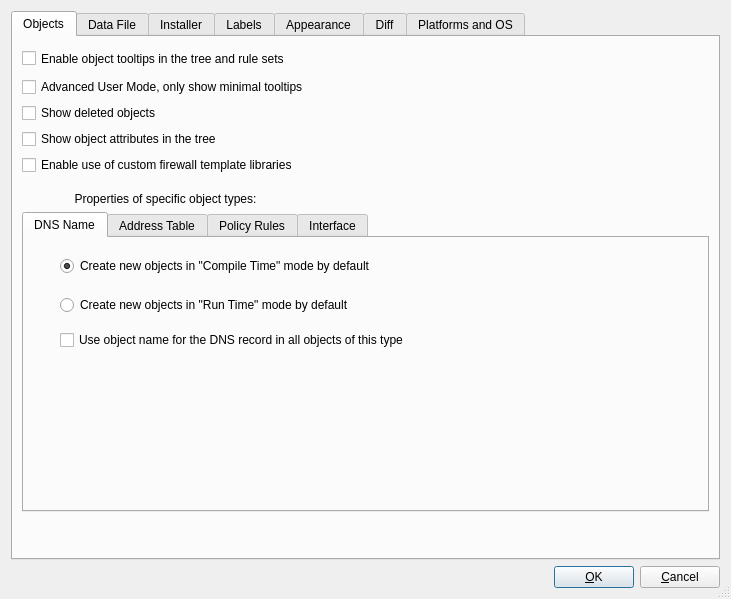
Above: src/firewallfabrik/gui/ui/prefsdialog_q.ui from Linuxfabrik/firewallfabrik before the change. Below: the same form after it.
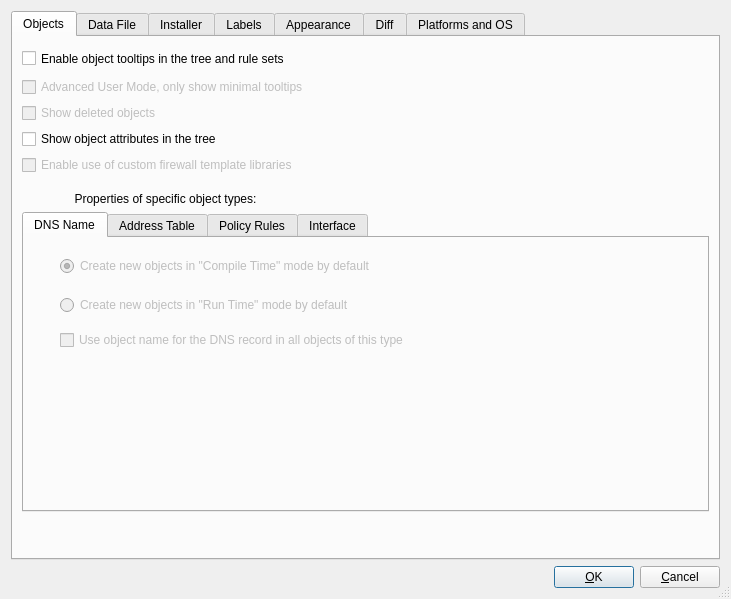
That is the form after the change. Icons and pictures are not drawn.

Diff of the .ui file:
```diff
--- a/src/firewallfabrik/gui/ui/prefsdialog_q.ui
+++ b/src/firewallfabrik/gui/ui/prefsdialog_q.ui
@@ -81,6 +81,9 @@
       <layout class="QGridLayout" name="prefs_gridLayout_2">
        <item row="2" column="0">
         <widget class="QCheckBox" name="deletedObj">
+         <property name="enabled">
+          <bool>false</bool>
+         </property>
          <property name="toolTip">
           <string>When enabled, objects that have been marked as deleted
 are still shown in the object tree. This can be useful
@@ -93,6 +96,9 @@
        </item>
        <item row="1" column="0">
         <widget class="QCheckBox" name="advTooltipMode">
+         <property name="enabled">
+          <bool>false</bool>
+         </property>
          <property name="toolTip">
           <string>When enabled, tooltips show only essential information
 such as name and type, omitting detailed attributes
@@ -175,6 +181,9 @@
        </item>
        <item row="4" column="0" colspan="2">
         <widget class="QCheckBox" name="enableCustomTemplates">
+         <property name="enabled">
+          <bool>false</bool>
+         </property>
          <property name="toolTip">
           <string>The program comes with a library of template objects that can
 be used to create new firewalls, however you can create your
@@ -197,6 +206,9 @@
           <number>0</number>
          </property>
          <widget class="QWidget" name="DNSName">
+          <property name="enabled">
+           <bool>false</bool>
+          </property>
           <attribute name="title">
            <string>DNS Name</string>
           </attribute>
```
Left out of the diff: 21 changed lines with no effect on the pictures.
